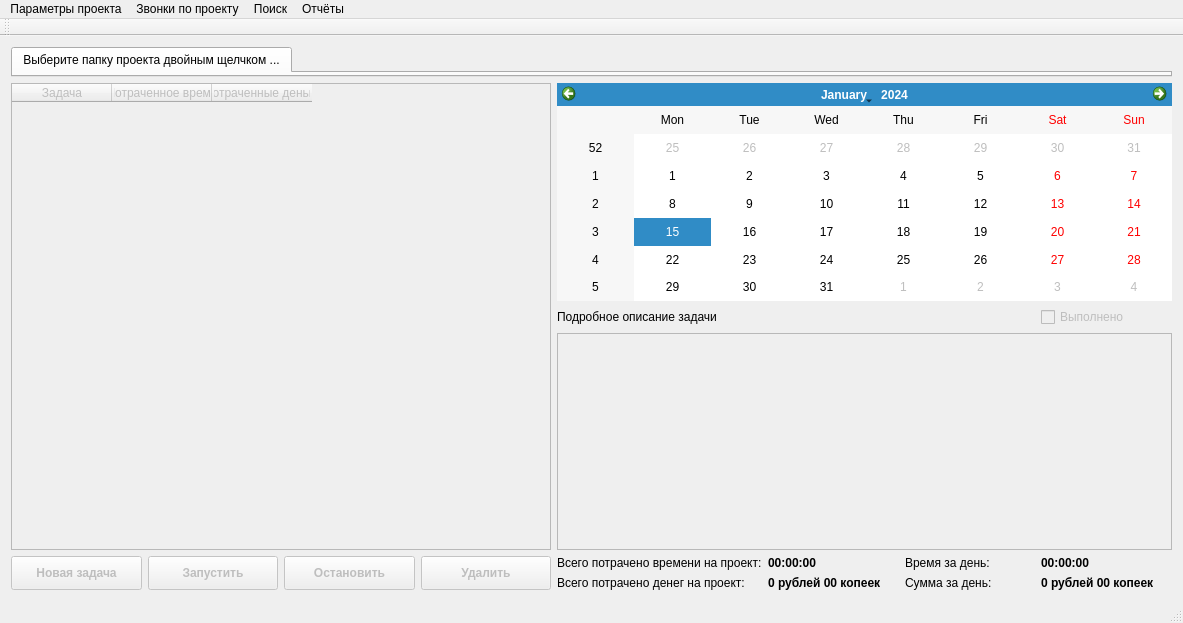
Before: the Qt Designer form source/mainwindow.ui in kapiten79/timecontrol, drawn with Qt 5.
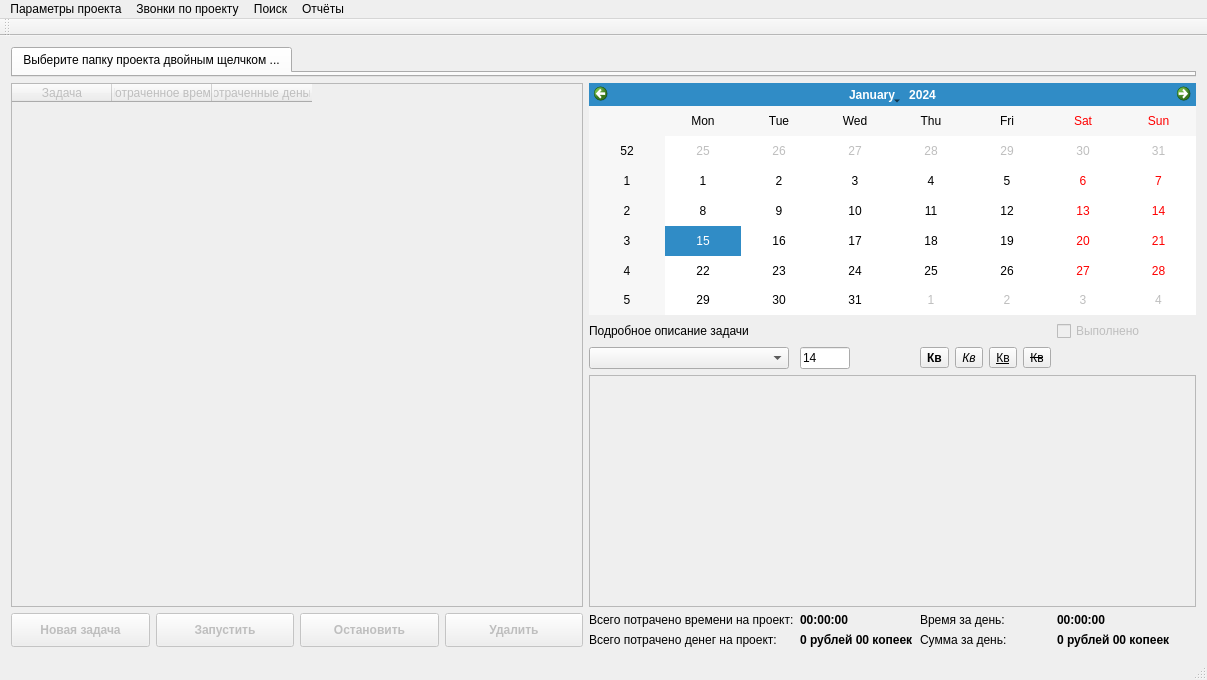
After: the same form once the commit is applied. Icons and pictures are not drawn.

```diff
--- a/source/mainwindow.ui
+++ b/source/mainwindow.ui
@@ -6,8 +6,8 @@
    <rect>
     <x>0</x>
     <y>0</y>
-    <width>1183</width>
-    <height>623</height>
+    <width>1207</width>
+    <height>680</height>
    </rect>
   </property>
   <property name="windowTitle">
@@ -18,10 +18,29 @@
     <normaloff>icon.ico</normaloff>icon.ico</iconset>
   </property>
   <widget class="QWidget" name="centralWidget">
-   <layout class="QGridLayout" name="gridLayout_2">
-    <item row="2" column="0">
+   <layout class="QGridLayout" name="gridLayout_3">
+    <item row="0" column="0">
+     <widget class="QTabWidget" name="tabWidget">
+      <property name="sizePolicy">
+       <sizepolicy hsizetype="Expanding" vsizetype="Fixed">
+        <horstretch>0</horstretch>
+        <verstretch>0</verstretch>
+       </sizepolicy>
+      </property>
+      <property name="currentIndex">
+       <number>0</number>
+      </property>
+      <widget class="QWidget" name="tab">
+       <attribute name="title">
+        <string>Выберите папку проекта двойным щелчком ...</string>
+       </attribute>
+       <zorder></zorder>
+      </widget>
+     </widget>
+    </item>
+    <item row="1" column="0">
      <layout class="QGridLayout" name="gridLayout">
-      <item row="4" column="5">
+      <item row="5" column="5">
        <widget class="QLabel" name="label_5">
         <property name="font">
          <font>
@@ -34,42 +53,22 @@
         </property>
        </widget>
       </item>
-      <item row="3" column="5">
-       <widget class="QLabel" name="label_4">
-        <property name="font">
-         <font>
-          <weight>75</weight>
-          <bold>true</bold>
-         </font>
-        </property>
-        <property name="text">
-         <string>00:00:00</string>
-        </property>
-       </widget>
-      </item>
-      <item row="4" column="6">
-       <widget class="QLabel" name="label_7">
-        <property name="text">
-         <string>Сумма за день:</string>
-        </property>
-       </widget>
-      </item>
-      <item row="4" column="4">
+      <item row="5" column="4">
        <widget class="QLabel" name="label_3">
         <property name="text">
          <string>Всего потрачено денег на проект:</string>
         </property>
        </widget>
       </item>
-      <item row="3" column="6">
+      <item row="4" column="6">
        <widget class="QLabel" name="label_6">
         <property name="text">
          <string>Время за день:</string>
         </property>
        </widget>
       </item>
-      <item row="4" column="7">
-       <widget class="QLabel" name="label_9">
+      <item row="4" column="5">
+       <widget class="QLabel" name="label_4">
         <property name="font">
          <font>
           <weight>75</weight>
@@ -77,18 +76,25 @@
          </font>
         </property>
         <property name="text">
-         <string>0 рублей 00 копеек</string>
+         <string>00:00:00</string>
         </property>
        </widget>
       </item>
-      <item row="2" column="4" colspan="4">
+      <item row="5" column="6">
+       <widget class="QLabel" name="label_7">
+        <property name="text">
+         <string>Сумма за день:</string>
+        </property>
+       </widget>
+      </item>
+      <item row="3" column="4" colspan="4">
        <widget class="QPlainTextEdit" name="plainTextEdit">
         <property name="enabled">
          <bool>false</bool>
         </property>
        </widget>
       </item>
-      <item row="3" column="7">
+      <item row="4" column="7">
        <widget class="QLabel" name="label_8">
         <property name="font">
          <font>
@@ -101,6 +107,26 @@
         </property>
        </widget>
       </item>
+      <item row="5" column="7">
+       <widget class="QLabel" name="label_9">
+        <property name="font">
+         <font>
+          <weight>75</weight>
+          <bold>true</bold>
+         </font>
+        </property>
+        <property name="text">
+         <string>0 рублей 00 копеек</string>
+        </property>
+       </widget>
+      </item>
+      <item row="1" column="4" colspan="3">
+       <widget class="QLabel" name="label">
+        <property name="text">
+         <string>Подробное описание задачи</string>
+        </property>
+       </widget>
+      </item>
       <item row="0" column="4" colspan="4">
        <widget class="QCalendarWidget" name="calendarWidget">
         <property name="enabled">
@@ -108,7 +134,7 @@
         </property>
        </widget>
       </item>
-      <item row="3" column="4">
+      <item row="4" column="4">
        <widget class="QLabel" name="label_2">
         <property name="font">
          <font>
@@ -121,14 +147,33 @@
         </property>
        </widget>
       </item>
-      <item row="1" column="4" colspan="3">
-       <widget class="QLabel" name="label">
+      <item row="4" column="0" rowspan="2">
+       <widget class="QPushButton" name="pushButton">
+        <property name="enabled">
+         <bool>false</bool>
+        </property>
+        <property name="sizePolicy">
+         <sizepolicy hsizetype="Minimum" vsizetype="Minimum">
+          <horstretch>0</horstretch>
+          <verstretch>0</verstretch>
+         </sizepolicy>
+        </property>
+        <property name="font">
+         <font>
+          <weight>75</weight>
+          <bold>true</bold>
+         </font>
+        </property>
         <property name="text">
-         <string>Подробное описание задачи</string>
+         <string>Новая задача</string>
+        </property>
+        <property name="icon">
+         <iconset>
+          <normaloff>сompile/png_ico/new_task.png</normaloff>сompile/png_ico/new_task.png</iconset>
         </property>
        </widget>
       </item>
-      <item row="0" column="0" rowspan="3" colspan="4">
+      <item row="0" column="0" rowspan="4" colspan="4">
        <widget class="QTableWidget" name="tableWidget">
         <property name="enabled">
          <bool>false</bool>
@@ -156,85 +201,7 @@
         </column>
        </widget>
       </item>
-      <item row="3" column="0" rowspan="2">
-       <widget class="QPushButton" name="pushButton">
-        <property name="enabled">
-         <bool>false</bool>
-        </property>
-        <property name="sizePolicy">
-         <sizepolicy hsizetype="Minimum" vsizetype="Minimum">
-          <horstretch>0</horstretch>
-          <verstretch>0</verstretch>
-         </sizepolicy>
-        </property>
-        <property name="font">
-         <font>
-          <weight>75</weight>
-          <bold>true</bold>
-         </font>
-        </property>
-        <property name="text">
-         <string>Новая задача</string>
-        </property>
-        <property name="icon">
-         <iconset>
-          <normaloff>сompile/png_ico/new_task.png</normaloff>сompile/png_ico/new_task.png</iconset>
-        </property>
-       </widget>
-      </item>
-      <item row="3" column="1" rowspan="2">
-       <widget class="QPushButton" name="pushButton_2">
-        <property name="enabled">
-         <bool>false</bool>
-        </property>
-        <property name="sizePolicy">
-         <sizepolicy hsizetype="Minimum" vsizetype="Minimum">
-          <horstretch>0</horstretch>
-          <verstretch>0</verstretch>
-         </sizepolicy>
-        </property>
-        <property name="font">
-         <font>
-          <weight>75</weight>
-          <bold>true</bold>
-         </font>
-        </property>
-        <property name="text">
-         <string>Запустить</string>
-        </property>
-        <property name="icon">
-         <iconset>
-          <normaloff>png_ico/play.png</normaloff>png_ico/play.png</iconset>
-        </property>
-       </widget>
-      </item>
-      <item row="3" column="2" rowspan="2">
-       <widget class="QPushButton" name="pushButton_3">
-        <property name="enabled">
-         <bool>false</bool>
-        </property>
-        <property name="sizePolicy">
-         <sizepolicy hsizetype="Minimum" vsizetype="Minimum">
-          <horstretch>0</horstretch>
-          <verstretch>0</verstretch>
-         </sizepolicy>
-        </property>
-        <property name="font">
-         <font>
-          <weight>75</weight>
-          <bold>true</bold>
-         </font>
-        </property>
-        <property name="text">
-         <string>Остановить</string>
-        </property>
-        <property name="icon">
-         <iconset>
-          <normaloff>png_ico/stop.png</normaloff>png_ico/stop.png</iconset>
-        </property>
-       </widget>
-      </item>
-      <item row="3" column="3" rowspan="2">
+      <item row="4" column="3" rowspan="2">
        <widget class="QPushButton" name="pushButton_4">
         <property name="enabled">
          <bool>false</bool>
@@ -260,6 +227,58 @@
         </property>
        </widget>
       </item>
+      <item row="4" column="2" rowspan="2">
+       <widget class="QPushButton" name="pushButton_3">
+        <property name="enabled">
+         <bool>false</bool>
+        </property>
+        <property name="sizePolicy">
+         <sizepolicy hsizetype="Minimum" vsizetype="Minimum">
+          <horstretch>0</horstretch>
+          <verstretch>0</verstretch>
+         </sizepolicy>
+        </property>
+        <property name="font">
+         <font>
+          <weight>75</weight>
+          <bold>true</bold>
+         </font>
+        </property>
+        <property name="text">
+         <string>Остановить</string>
+        </property>
+        <property name="icon">
+         <iconset>
+          <normaloff>png_ico/stop.png</normaloff>png_ico/stop.png</iconset>
+        </property>
+       </widget>
+      </item>
+      <item row="4" column="1" rowspan="2">
+       <widget class="QPushButton" name="pushButton_2">
+        <property name="enabled">
+         <bool>false</bool>
+        </property>
+        <property name="sizePolicy">
+         <sizepolicy hsizetype="Minimum" vsizetype="Minimum">
+          <horstretch>0</horstretch>
+          <verstretch>0</verstretch>
+         </sizepolicy>
+        </property>
+        <property name="font">
+         <font>
+          <weight>75</weight>
+          <bold>true</bold>
+         </font>
+        </property>
+        <property name="text">
+         <string>Запустить</string>
+        </property>
+        <property name="icon">
+         <iconset>
+          <normaloff>png_ico/play.png</normaloff>png_ico/play.png</iconset>
+        </property>
+       </widget>
+      </item>
       <item row="1" column="7">
        <widget class="QCheckBox" name="checkBoxDone">
         <property name="enabled">
@@ -270,26 +289,102 @@
         </property>
        </widget>
       </item>
+      <item row="2" column="5">
+       <widget class="QLineEdit" name="lineEditFontSize">
+        <property name="sizePolicy">
+         <sizepolicy hsizetype="Fixed" vsizetype="Fixed">
+          <horstretch>0</horstretch>
+          <verstretch>0</verstretch>
+         </sizepolicy>
+        </property>
+        <property name="maximumSize">
+         <size>
+          <width>50</width>
+          <height>16777215</height>
+         </size>
+        </property>
+        <property name="text">
+         <string>14</string>
+        </property>
+       </widget>
+      </item>
+      <item row="2" column="4">
+       <widget class="QComboBox" name="comboBoxFontList">
+        <property name="sizePolicy">
+         <sizepolicy hsizetype="Ignored" vsizetype="Fixed">
+          <horstretch>0</horstretch>
+          <verstretch>0</verstretch>
+         </sizepolicy>
+        </property>
+        <property name="minimumSize">
+         <size>
+          <width>100</width>
+          <height>0</height>
+         </size>
+        </property>
+        <property name="maximumSize">
+         <size>
+          <width>200</width>
+          <height>16777215</height>
+         </size>
+        </property>
+       </widget>
+      </item>
+      <item row="2" column="6">
+       <layout class="QGridLayout" name="gridLayout_2">
+        <item row="0" column="6">
+         <widget class="QToolButton" name="toolButtonZacherk">
+          <property name="font">
+           <font>
+            <strikeout>true</strikeout>
+           </font>
+          </property>
+          <property name="text">
+           <string>Кв</string>
+          </property>
+         </widget>
+        </item>
+        <item row="0" column="5">
+         <widget class="QToolButton" name="toolButtonPodcherk">
+          <property name="font">
+           <font>
+            <underline>true</underline>
+           </font>
+          </property>
+          <property name="text">
+           <string>Кв</string>
+          </property>
+         </widget>
+        </item>
+        <item row="0" column="4">
+         <widget class="QToolButton" name="toolButtonNaklon">
+          <property name="font">
+           <font>
+            <italic>true</italic>
+           </font>
+          </property>
+          <property name="text">
+           <string>Кв</string>
+          </property>
+         </widget>
+        </item>
+        <item row="0" column="3">
+         <widget class="QToolButton" name="toolButton">
+          <property name="font">
+           <font>
+            <weight>75</weight>
+            <bold>true</bold>
+           </font>
+          </property>
+          <property name="text">
+           <string>Кв</string>
+          </property>
+         </widget>
+        </item>
+       </layout>
+      </item>
      </layout>
     </item>
-    <item row="1" column="0">
-     <widget class="QTabWidget" name="tabWidget">
-      <property name="sizePolicy">
-       <sizepolicy hsizetype="Expanding" vsizetype="Fixed">
-        <horstretch>0</horstretch>
-        <verstretch>0</verstretch>
-       </sizepolicy>
-      </property>
-      <property name="currentIndex">
-       <number>0</number>
-      </property>
-      <widget class="QWidget" name="tab">
-       <attribute name="title">
-        <string>Выберите папку проекта двойным щелчком ...</string>
-       </attribute>
-      </widget>
-     </widget>
-    </item>
    </layout>
   </widget>
   <widget class="QMenuBar" name="menuBar">
@@ -297,7 +392,7 @@
     <rect>
      <x>0</x>
      <y>0</y>
-     <width>1183</width>
+     <width>1207</width>
      <height>21</height>
     </rect>
    </property>
```
Left out of the diff: 3 changed lines with no effect on the pictures.
